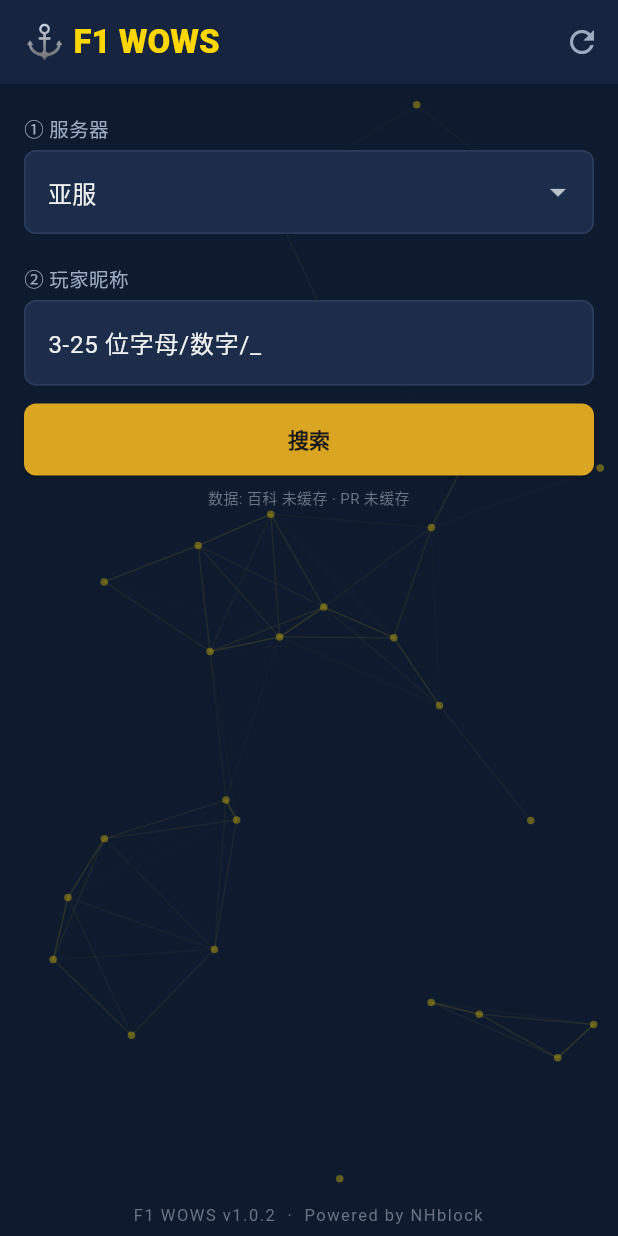
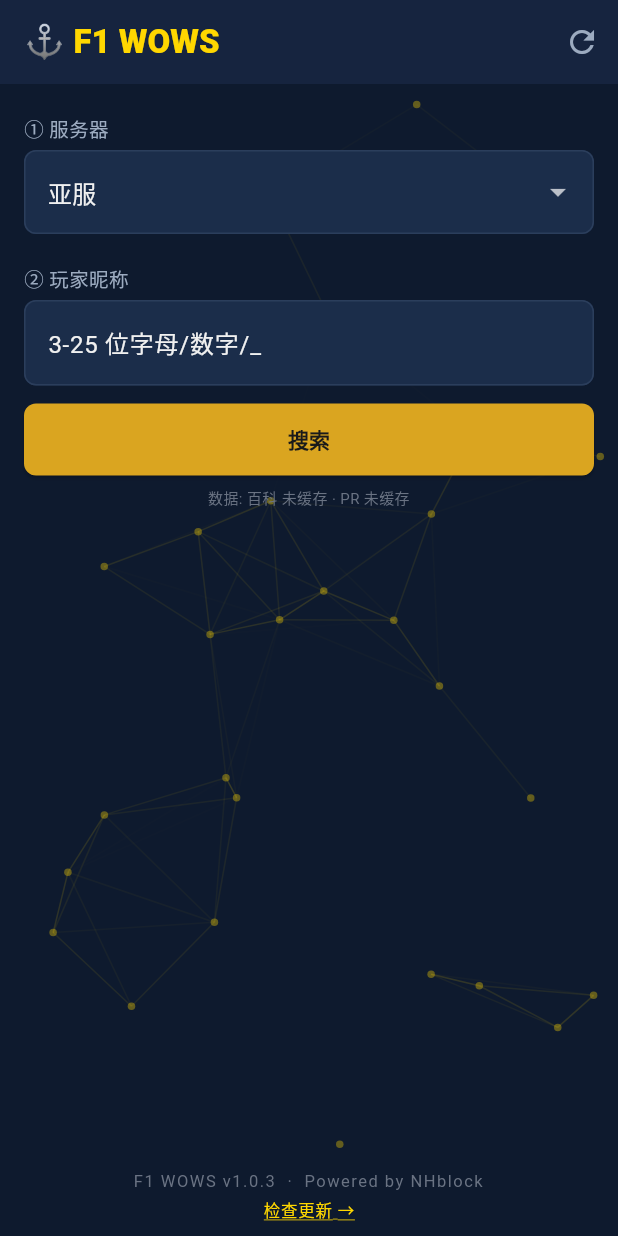
Before and after one commit to NHblock714/F1-WOWS-Mobile, a Flutter app: the screen it shows after launch, on a phone screen of 412 x 824 dp. Run offline on Flutter 3.47's test engine with Material 3 defaults, Android fonts, the phone set to English and light mode, and no system bars; our stand-ins replace cached_network_image, flutter_dotenv.

Commit message:
v1.0.3: 加底部检查更新链接

```diff
--- a/lib/screens/overview_screen.dart
+++ b/lib/screens/overview_screen.dart
@@ -10,8 +10,8 @@ import '../models/player.dart';
 import '../models/ship_record.dart';
 import '../services/player_data_service.dart';
 import '../theme.dart';
-import '../version.dart';
 import '../widgets/ace_ship_card.dart';
+import '../widgets/app_footer.dart';
 import '../widgets/battle_style_list.dart';
 import '../widgets/challenge_list.dart';
 import '../widgets/constellation_background.dart';
@@ -125,11 +125,7 @@ class _OverviewScreenState extends State<OverviewScreen> with SingleTickerProvid
       ),
       const Positioned(
         bottom: 12, left: 0, right: 0,
-        child: Text(
-          'F1 WOWS v$appVersion  ·  Powered by NHblock',
-          textAlign: TextAlign.center,
-          style: TextStyle(color: AppColors.textFaded, fontSize: 11, letterSpacing: 1),
-        ),
+        child: AppFooter(),
       ),
     ],
   );
--- a/lib/screens/search_screen.dart
+++ b/lib/screens/search_screen.dart
@@ -3,7 +3,7 @@ import '../api/wg_api.dart';
 import '../services/cache.dart';
 import '../services/quick_queries.dart';
 import '../theme.dart';
-import '../version.dart';
+import '../widgets/app_footer.dart';
 import '../widgets/constellation_background.dart';
 import 'overview_screen.dart';
 
@@ -146,11 +146,7 @@ class _SearchScreenState extends State<SearchScreen> {
       bottomNavigationBar: const SafeArea(
         child: Padding(
           padding: EdgeInsets.only(bottom: 6, top: 4),
-          child: Text(
-            'F1 WOWS v$appVersion  ·  Powered by NHblock',
-            textAlign: TextAlign.center,
-            style: TextStyle(color: AppColors.textFaded, fontSize: 11, letterSpacing: 1),
-          ),
+          child: AppFooter(),
         ),
       ),
       body: ConstellationBackground(
--- a/lib/version.dart
+++ b/lib/version.dart
@@ -1,2 +1,2 @@
 /// 版本号. 改这里同时改 wows_analyzer/version.py 与 pubspec.yaml 保持同步.
-const String appVersion = '1.0.2';
+const String appVersion = '1.0.3';
--- /dev/null
+++ b/lib/widgets/app_footer.dart
@@ -0,0 +1,49 @@
+import 'package:flutter/material.dart';
+import 'package:url_launcher/url_launcher.dart';
+import '../theme.dart';
+import '../version.dart';
+
+const _releaseUrl = 'https://github.com/NHblock714/F1-WOWS-Mobile/releases';
+
+/// 底部品牌行 + 「检查更新」链接 (跳到 GitHub releases 页).
+class AppFooter extends StatelessWidget {
+  const AppFooter({super.key});
+
+  Future<void> _openReleases() async {
+    final uri = Uri.parse(_releaseUrl);
+    if (await canLaunchUrl(uri)) {
+      await launchUrl(uri, mode: LaunchMode.externalApplication);
+    }
+  }
+
+  @override
+  Widget build(BuildContext context) {
+    return Column(
+      mainAxisSize: MainAxisSize.min,
+      children: [
+        const Text(
+          'F1 WOWS v$appVersion  ·  Powered by NHblock',
+          textAlign: TextAlign.center,
+          style: TextStyle(color: AppColors.textFaded, fontSize: 11, letterSpacing: 1),
+        ),
+        const SizedBox(height: 2),
+        InkWell(
+          onTap: _openReleases,
+          child: const Padding(
+            padding: EdgeInsets.symmetric(horizontal: 8, vertical: 2),
+            child: Text(
+              '检查更新 →',
+              style: TextStyle(
+                color: AppColors.gold,
+                fontSize: 11,
+                letterSpacing: 0.5,
+                decoration: TextDecoration.underline,
+                decorationColor: AppColors.gold,
+              ),
+            ),
+          ),
+        ),
+      ],
+    );
+  }
+}
--- a/pubspec.yaml
+++ b/pubspec.yaml
@@ -1,7 +1,7 @@
 name: f1_wows
 description: F1 WOWS - World of Warships stats analyzer (mobile port)
 publish_to: 'none'
-version: 1.0.2+3
+version: 1.0.3+4
 
 environment:
   sdk: '>=3.0.0 <4.0.0'
@@ -15,6 +15,7 @@ dependencies:
   intl: ^0.19.0
   path_provider: ^2.1.0
   cached_network_image: ^3.3.0
+  url_launcher: ^6.2.0
 
 dev_dependencies:
   flutter_test:
```
Also changed, not shown: 5 other files.
